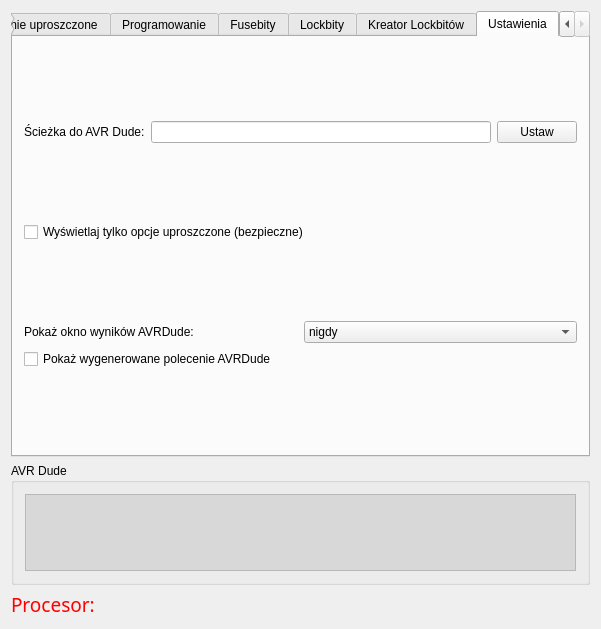
Above: forms/maindialog.ui from ttomek32/tmfavrcalculator before the change. Below: the same form after it.
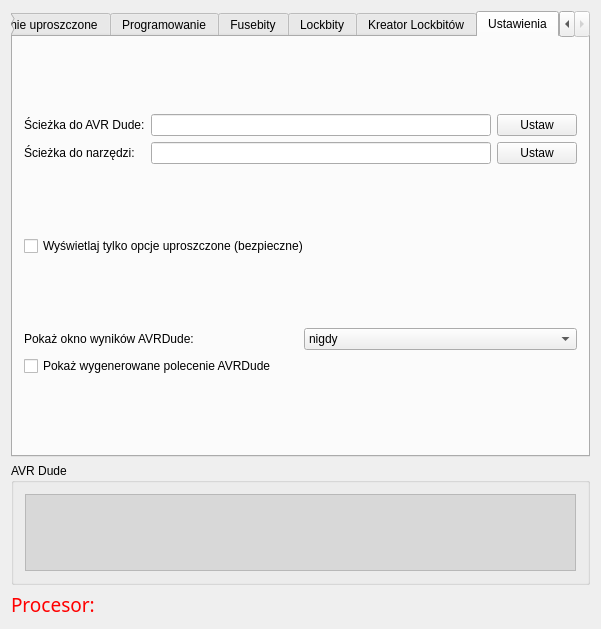
That is the form after the change. The open tabs and pages were chosen to show the change. Icons and pictures are not drawn.

Commit message: Z nudów (czekając na parser XML): 1. Dodana konfiguracja ścieżki do binutils Narzędzia typu avr-objcopy, lub avr-objdump są wymagane dla wsparcia dla plików elf.

```diff
--- a/forms/maindialog.ui
+++ b/forms/maindialog.ui
@@ -1028,24 +1028,45 @@
       </attribute>
       <layout class="QGridLayout" name="gridLayout_11">
        <item row="0" column="0">
-        <layout class="QHBoxLayout" name="horizontalLayout_16">
-         <item>
+        <layout class="QGridLayout" name="gridLayout_14">
+         <item row="0" column="0">
           <widget class="QLabel" name="AVRDudePathLBL">
            <property name="text">
             <string>Ścieżka do AVR Dude:</string>
            </property>
           </widget>
          </item>
-         <item>
+         <item row="0" column="1">
           <widget class="QLineEdit" name="AVRDudePath"/>
          </item>
-         <item>
+         <item row="0" column="2">
           <widget class="QPushButton" name="AVRDudePathSeBtn">
            <property name="text">
             <string>Ustaw</string>
            </property>
           </widget>
          </item>
+         <item row="1" column="0">
+          <widget class="QLabel" name="label_4">
+           <property name="text">
+            <string>Ścieżka do narzędzi:</string>
+           </property>
+          </widget>
+         </item>
+         <item row="1" column="1">
+          <widget class="QLineEdit" name="AVRBinPath">
+           <property name="toolTip">
+            <string>Ścieżka do narzędzi typu avr-objcopy. Bez jej ustawienia niemożliwe jest posługiwanie się plikami elf.</string>
+           </property>
+          </widget>
+         </item>
+         <item row="1" column="2">
+          <widget class="QPushButton" name="AVRBinPathSetBtn">
+           <property name="text">
+            <string>Ustaw</string>
+           </property>
+          </widget>
+         </item>
         </layout>
        </item>
        <item row="1" column="0">
```
Left out of the diff: 55 changed lines with no effect on the pictures. The commit also changes 2 other files.
